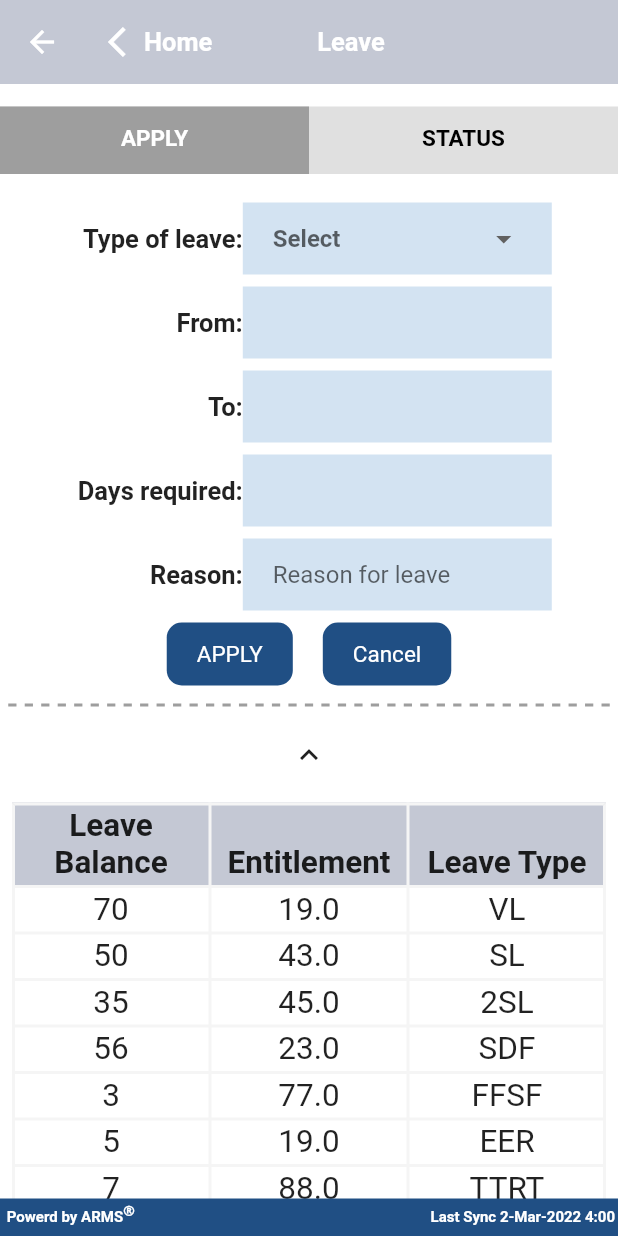
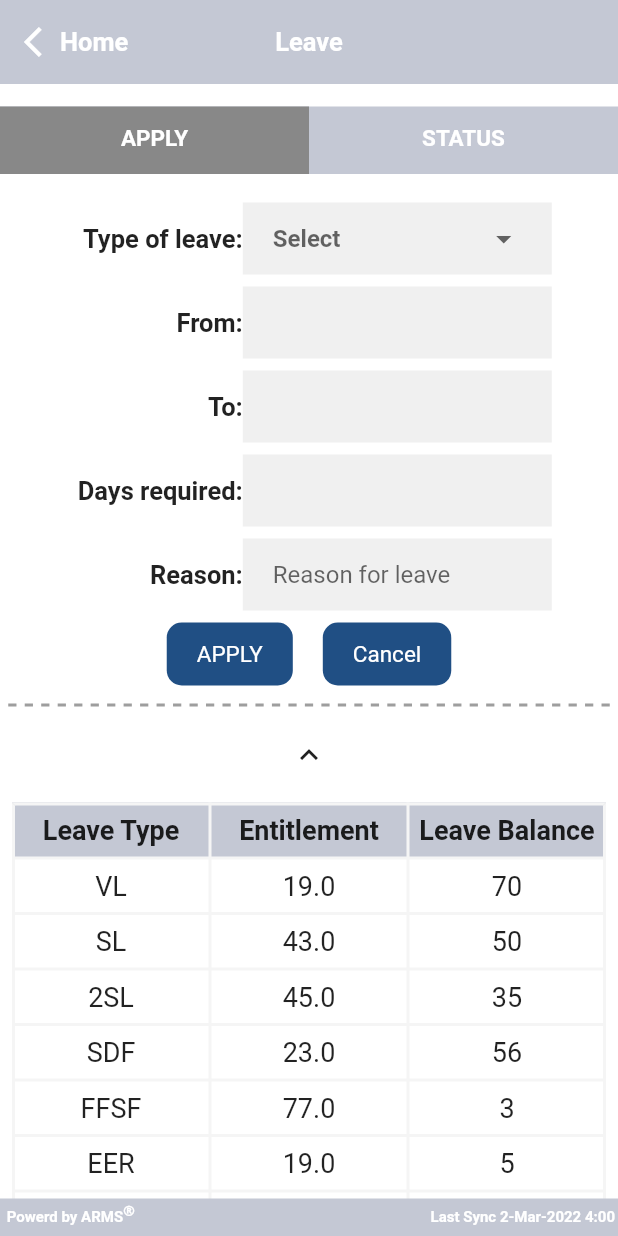
Before and after one commit to unusualujwl/arms_app, a Flutter app: the Leaves screen opened directly, on a phone screen of 412 x 824 dp. Run offline on Flutter 3.47's test engine with Material 2 defaults, Android fonts, the phone set to English and light mode, and no system bars; our stand-ins replace auto_size_text, bot_toast, grouped_list, logger, pinput, responsive_framework; missing offline and left inert: dart:html.

Commit message:
leaves screen

```diff
--- a/lib/constants.dart
+++ b/lib/constants.dart
@@ -4,6 +4,11 @@ class AppColors {
   static const Color themeColor = Color(0xFF204F84);
   static const Color colorLight = Color(0xFFD3E3F2);
   static const Color colorcement = Color(0xFFc4c8d4);
+  static const Color colorWhite_240 = Color(0xFFF0F0F0);
+    static const Color jumbo = Color(0xFF888888);
+        static const Color oil = Color(0xFF333333);
+
+
 }
 
 class AppImages {
--- a/lib/homepage.dart
+++ b/lib/homepage.dart
@@ -97,7 +97,7 @@ class _HomePageState extends State<HomePage> {
                                     builder: (context) => const tqd_page()));
                               }else if (index == 3) {
                                 Navigator.of(context).push(MaterialPageRoute(
-                                    builder: (context) => const Leaves()));
+                                    builder: (context) =>  const Leaves()));
                               }
                             },
                             child: Container(
--- a/lib/leaves/leaves.dart
+++ b/lib/leaves/leaves.dart
@@ -1,4 +1,3 @@
-
 import 'package:arms_app/constants.dart';
 import 'package:flutter/material.dart';
 import 'package:intl/intl.dart' as intl;
@@ -18,6 +17,7 @@ class _LeavesState extends State<Leaves> with SingleTickerProviderStateMixin {
   final TextEditingController _toDateController = TextEditingController();
   final TextEditingController _leavesDaysController = TextEditingController();
   final TextEditingController _leaveReasonController = TextEditingController();
+  final ValueNotifier<bool> _tabBarIndexCheck = ValueNotifier<bool>(false);
 
   final List<Map> _leaveData = [
     {
@@ -45,6 +45,13 @@ class _LeavesState extends State<Leaves> with SingleTickerProviderStateMixin {
   @override
   void initState() {
     _tabController = TabController(length: 2, vsync: this);
+    _tabController.addListener(() {
+      if (_tabController.index == 1) {
+        _tabBarIndexCheck.value = true;
+      } else {
+        _tabBarIndexCheck.value = false;
+      }
+    });
     super.initState();
   }
 
@@ -56,17 +63,45 @@ class _LeavesState extends State<Leaves> with SingleTickerProviderStateMixin {
 
   @override
   Widget build(BuildContext context) {
-    return SafeArea(
+    // return SafeArea(
+    //             child: Scaffold(
+    //               backgroundColor: Colors.white,
+    //               appBar: AppBar(
+    //                 automaticallyImplyLeading: false,
+    //                 elevation: 0,
+    //                 title: _appBar(),
+    //                 backgroundColor: AppColors.colorcement,
+    //               ),
+    //               body: _body(),
+    //               bottomNavigationBar: _bottomBar(),
+    //             ),
+    //           );
+    return ValueListenableBuilder(
+        valueListenable: _tabBarIndexCheck,
+        builder: (context, value, _) {
+          return Stack(
+            children: [
+              SafeArea(
                 child: Scaffold(
                   backgroundColor: Colors.white,
                   appBar: AppBar(
+                    automaticallyImplyLeading: false,
                     elevation: 0,
                     title: _appBar(),
                     backgroundColor: AppColors.colorcement,
                   ),
                   body: _body(),
+                  bottomNavigationBar: _bottomBar(),
                 ),
+              ),
+              if (_tabBarIndexCheck.value)
+                Container(
+                  color: Colors.black38,
+                ),
+              if (_tabBarIndexCheck.value) _statusTabView()
+            ],
           );
+        });
   }
 
   Widget _body() {
@@ -83,14 +118,19 @@ class _LeavesState extends State<Leaves> with SingleTickerProviderStateMixin {
           child: Row(
             children: [
               InkWell(
-                onTap: () {},
+                onTap: () {
+                  Navigator.of(context).pop();
+                },
                 child: const Icon(
                   Icons.arrow_back_ios,
                   color: Colors.white,
                 ),
               ),
               InkWell(
-                onTap: () {},
+                onTap: () {
+                                    Navigator.of(context).pop();
+
+                },
                 child: const Text(
                   'Home',
                   style: TextStyle(
@@ -123,22 +163,22 @@ class _LeavesState extends State<Leaves> with SingleTickerProviderStateMixin {
         Container(
           margin: const EdgeInsets.symmetric(vertical: 15),
           height: 45,
-          color: Colors.grey.shade300,
+          color: AppColors.colorcement,
           child: TabBar(
             controller: _tabController,
+
             // give the indicator a decoration (color and border radius)
-            indicator: BoxDecoration(
-              color: Colors.grey.shade500,
+            indicator: const BoxDecoration(
+              color: AppColors.jumbo,
             ),
             labelColor: Colors.white,
             labelStyle:
                 const TextStyle(fontSize: 15, fontWeight: FontWeight.bold),
-            unselectedLabelColor: Colors.black,
+            unselectedLabelColor: Colors.white,
             tabs: const [
               Tab(
                 text: 'APPLY',
               ),
-
               Tab(
                 text: 'STATUS',
               ),
@@ -152,12 +192,21 @@ class _LeavesState extends State<Leaves> with SingleTickerProviderStateMixin {
             children: [
               // first tab bar view widget
               _leaveTabView(),
+
               // second tab bar view widget
-                 Container()
+              // _statusTabView()
+              Container(
+                height: 0,
+              )
             ],
           ),
         ),
-        Container(
+      ],
+    );
+  }
+
+  Widget _bottomBar() {
+    return Container(
       width: MediaQuery.of(context).size.width,
       child: Padding(
         padding: const EdgeInsets.all(2.0),
@@ -165,16 +214,15 @@ class _LeavesState extends State<Leaves> with SingleTickerProviderStateMixin {
           mainAxisAlignment: MainAxisAlignment.spaceBetween,
           children: [
             Row(
-                            // ignore: prefer_const_literals_to_create_immutables
-                            children: [
-                              const Text(
+              children: const [
+                Text(
                   " Powerd by ARMS",
                   style: TextStyle(
                       fontWeight: FontWeight.bold,
                       color: Colors.white,
                       fontSize: 10),
                 ),
-                              const Padding(
+                Padding(
                   padding: EdgeInsets.only(bottom: 10.0),
                   child: Text(
                     "Ⓡ",
@@ -187,9 +235,8 @@ class _LeavesState extends State<Leaves> with SingleTickerProviderStateMixin {
               ],
             ),
             Row(
-                            // ignore: prefer_const_literals_to_create_immutables
-                            children: [
-                              const Text(
+              children: const [
+                Text(
                   " Last Sync 2-Mar-2022 4:00",
                   style: TextStyle(
                       fontWeight: FontWeight.bold,
@@ -201,9 +248,7 @@ class _LeavesState extends State<Leaves> with SingleTickerProviderStateMixin {
           ],
         ),
       ),
-                    color: AppColors.themeColor,
-                  )
-      ],
+      color: AppColors.colorcement,
     );
   }
 
@@ -309,7 +354,6 @@ class _LeavesState extends State<Leaves> with SingleTickerProviderStateMixin {
     );
   }
 
-
   Widget _leaveTypeDropDown() {
     return ValueListenableBuilder(
         valueListenable: _dropdownValue,
@@ -332,7 +376,6 @@ class _LeavesState extends State<Leaves> with SingleTickerProviderStateMixin {
                 );
               }).toList(),
               onChanged: (text) {
-                print("====>>>>$text");
                 _dropdownValue.value = text ?? '';
               },
             ),
@@ -367,7 +410,7 @@ class _LeavesState extends State<Leaves> with SingleTickerProviderStateMixin {
           ),
           InkWell(
             onTap: () {
-              _dropdownValue.value ='';
+              _dropdownValue.value = '';
               _fromDateController.clear();
               _toDateController.clear();
               _leavesDaysController.clear();
@@ -442,11 +485,11 @@ class _LeavesState extends State<Leaves> with SingleTickerProviderStateMixin {
                             ),
                             children: [
                               _tableText(
-                                  _leaveData[index]['leave_type'], index),
+                                  _leaveData[index]['leave_balance'], index),
                               _tableText(
                                   _leaveData[index]["entitlement"], index),
                               _tableText(
-                                  _leaveData[index]["leave_balance"], index),
+                                  _leaveData[index]["leave_type"], index),
                             ]),
                       )),
                 ),
@@ -458,12 +501,13 @@ class _LeavesState extends State<Leaves> with SingleTickerProviderStateMixin {
 
   _tableText(text, index) {
     return Padding(
-      padding: const EdgeInsets.symmetric(vertical: 3),
+      padding: const EdgeInsets.symmetric(vertical: 8),
       child: Text(
         text,
         textScaleFactor: 1.5,
         textAlign: TextAlign.center,
         style: TextStyle(
+            fontSize: 12,
             fontWeight: index == 0 ? FontWeight.bold : FontWeight.normal),
       ),
     );
@@ -487,7 +531,7 @@ class _LeavesState extends State<Leaves> with SingleTickerProviderStateMixin {
           Container(
             width: MediaQuery.of(context).size.width / 2,
             // height: 40,
-            color: AppColors.colorLight,
+            color: AppColors.colorWhite_240,
             child: Padding(
                 padding:
                     const EdgeInsets.symmetric(horizontal: 20.0, vertical: 0.0),
@@ -498,15 +542,58 @@ class _LeavesState extends State<Leaves> with SingleTickerProviderStateMixin {
     );
   }
 
-  //   _statusTabView(){
-
-  //    AlertDialog(
-  //                                       backgroundColor: Colors.white,
-  //                                       shape: RoundedRectangleBorder(
-  //                                           borderRadius: BorderRadius.all(
-  //                                               Radius.circular(5.0))),
-  //                                       content: Text("demo"));
-
-
-  // }
+  Widget _statusTabView() {
+    return Container(
+      color: Colors.black38,
+      child: Center(
+        child: SizedBox(
+          width: MediaQuery.of(context).size.width / 1.4,
+          child: Card(
+            shape: RoundedRectangleBorder(
+                borderRadius: BorderRadius.circular(15.0)),
+            color: Colors.white,
+            elevation: 4,
+            child: Column(
+              mainAxisSize: MainAxisSize.min,
+              children: [
+                const Padding(
+                  padding: EdgeInsets.all(16),
+                  child: Text(
+                    "Info",
+                    style: TextStyle(
+                        color: Colors.black,
+                        fontWeight: FontWeight.bold,
+                        fontSize: 18),
+                  ),
+                ),
+                const Padding(
+                  padding: EdgeInsets.all(12),
+                  child: Text(
+                    "No data available",
+                    style: TextStyle(color: Colors.black, fontSize: 16),
+                  ),
+                ),
+                const Divider(
+                  thickness: 1.5,
+                  color: AppColors.colorcement,
+                ),
+                Padding(
+                  padding: const EdgeInsets.all(12.0),
+                  child: InkWell(
+                    onTap: () {
+                      _tabBarIndexCheck.value = false;
+                    },
+                    child: const Text(
+                      "OK",
+                      style: TextStyle(color: Colors.blue, fontSize: 16),
+                    ),
+                  ),
+                )
+              ],
+            ),
+          ),
+        ),
+      ),
+    );
   }
+}
```
Lines whose indentation alone changed are shown as unchanged.
